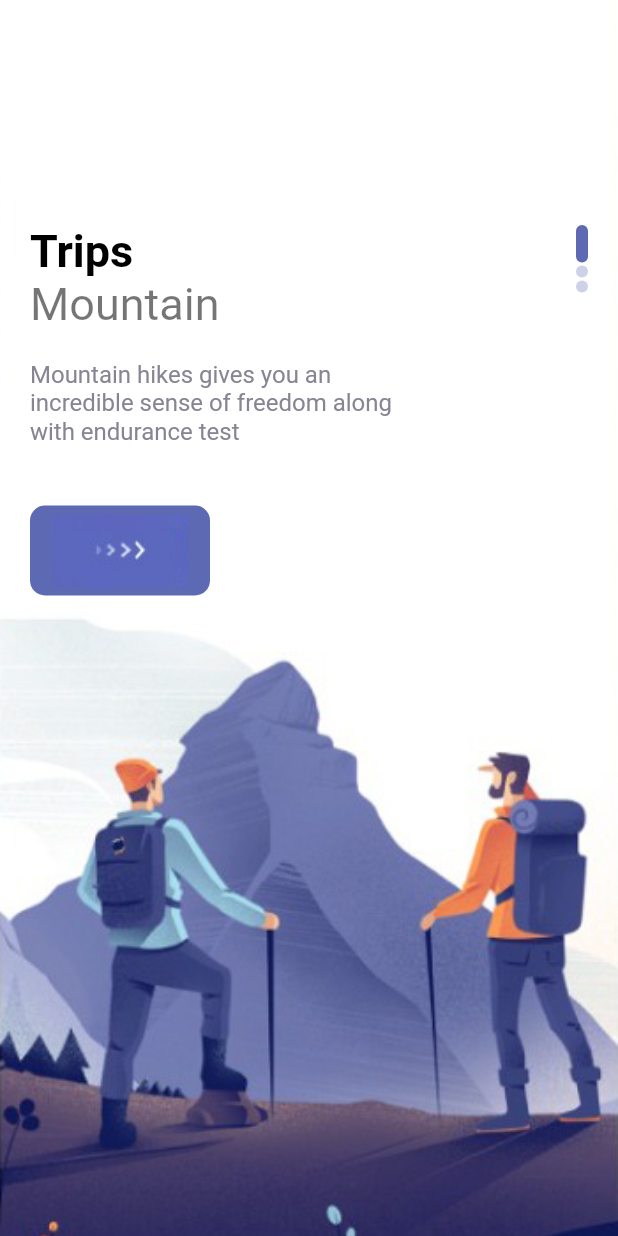
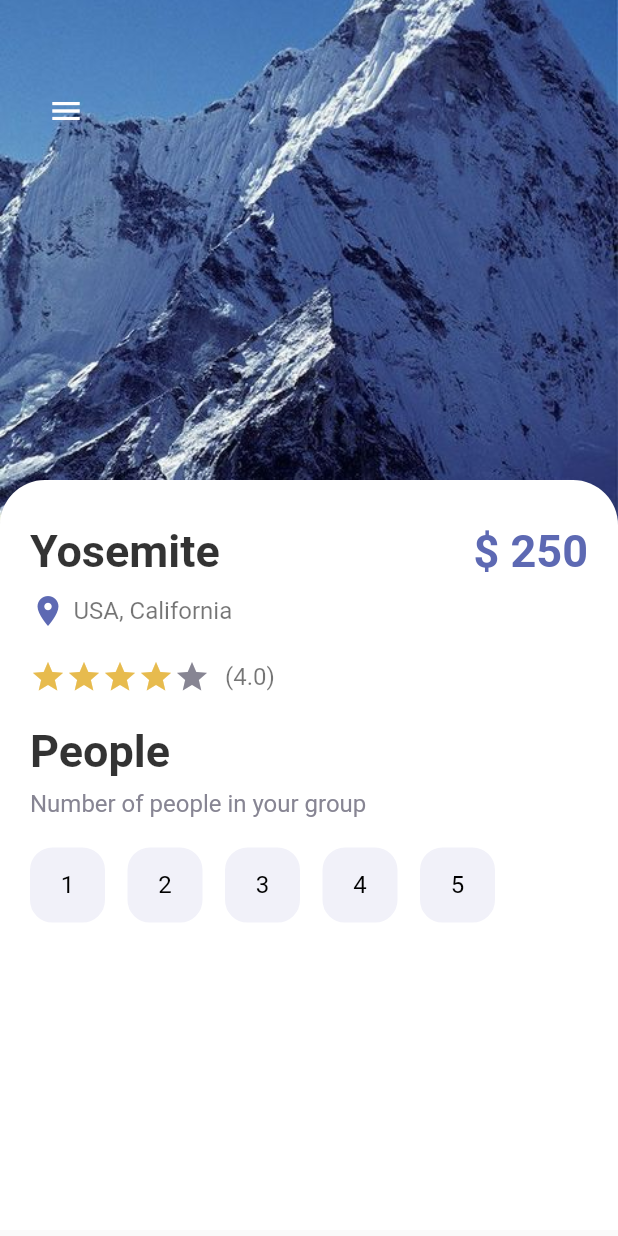
Before and after one commit to Sanket1228/flutter-cubit-app, a Flutter app: the screen it shows after launch, on a phone screen of 412 x 824 dp. Run offline on Flutter 3.47's test engine with Material 2 defaults, Android fonts, the phone set to English and light mode, and no system bars; missing offline and left inert: dart:ffi.

Commit message:
second day commit

```diff
--- a/lib/main.dart
+++ b/lib/main.dart
@@ -1,4 +1,6 @@
 import 'package:flutter/material.dart';
+import 'package:flutter_cubit/pages/details_page.dart';
+import 'package:flutter_cubit/pages/navs/main_page.dart';
 import 'package:flutter_cubit/pages/welcome_page.dart';
 
 void main() {
@@ -17,6 +19,6 @@ class MyApp extends StatelessWidget {
         theme: ThemeData(
           primarySwatch: Colors.blue,
         ),
-        home: const WelcomePage());
+        home: const DetailPage());
   }
 }
--- /dev/null
+++ b/lib/pages/details_page.dart
@@ -0,0 +1,152 @@
+import 'package:flutter/material.dart';
+import 'package:flutter_cubit/misc/colors.dart';
+import 'package:flutter_cubit/widgets/app_buttons.dart';
+import 'package:flutter_cubit/widgets/app_large_text.dart';
+import 'package:flutter_cubit/widgets/app_text.dart';
+
+class DetailPage extends StatefulWidget {
+  const DetailPage({Key? key}) : super(key: key);
+
+  @override
+  _DetailPageState createState() => _DetailPageState();
+}
+
+class _DetailPageState extends State<DetailPage> {
+  int gottenStar = 4;
+  @override
+  Widget build(BuildContext context) {
+    return Scaffold(
+      body: Container(
+        width: double.maxFinite,
+        height: double.maxFinite,
+        child: Stack(
+          children: [
+            Positioned(
+              left: 0,
+              right: 0,
+              child: Container(
+                width: double.maxFinite,
+                height: 350,
+                decoration: const BoxDecoration(
+                  image: DecorationImage(
+                      image: AssetImage("img/mountain.jpeg"),
+                      fit: BoxFit.cover),
+                ),
+              ),
+            ),
+            Positioned(
+              top: 50,
+              left: 20,
+              child: IconButton(
+                onPressed: () {},
+                icon: Icon(Icons.menu),
+                color: Colors.white,
+              ),
+            ),
+            Positioned(
+              top: 320,
+              child: Container(
+                padding: EdgeInsets.only(left: 20, right: 20, top: 30),
+                width: MediaQuery.of(context).size.width,
+                height: 500,
+                decoration: const BoxDecoration(
+                  color: Colors.white,
+                  borderRadius: BorderRadius.only(
+                      topLeft: Radius.circular(30),
+                      topRight: Radius.circular(30)),
+                ),
+                child: Column(
+                  crossAxisAlignment: CrossAxisAlignment.start,
+                  children: [
+                    Row(
+                      mainAxisAlignment: MainAxisAlignment.spaceBetween,
+                      children: [
+                        AppLargeText(
+                          text: "Yosemite",
+                          color: Colors.black.withOpacity(0.8),
+                        ),
+                        AppLargeText(
+                          text: "\$ 250",
+                          color: AppColors.mainColor,
+                        ),
+                      ],
+                    ),
+                    SizedBox(
+                      height: 10,
+                    ),
+                    Row(
+                      children: [
+                        Icon(
+                          Icons.location_on,
+                          color: AppColors.mainColor,
+                        ),
+                        SizedBox(
+                          width: 5,
+                        ),
+                        AppText(text: "USA, California")
+                      ],
+                    ),
+                    SizedBox(
+                      height: 20,
+                    ),
+                    Row(
+                      children: [
+                        Wrap(
+                          children: List.generate(5, (index) {
+                            return Icon(
+                              Icons.star,
+                              color: index < gottenStar
+                                  ? AppColors.starColor
+                                  : AppColors.textColor2,
+                            );
+                          }),
+                        ),
+                        SizedBox(
+                          width: 10,
+                        ),
+                        AppText(text: "(4.0)")
+                      ],
+                    ),
+                    SizedBox(
+                      height: 20,
+                    ),
+                    AppLargeText(
+                      text: "People",
+                      color: Colors.black.withOpacity(0.8),
+                    ),
+                    SizedBox(
+                      height: 8,
+                    ),
+                    AppText(
+                      text: "Number of people in your group",
+                      color: AppColors.textColor2,
+                    ),
+                    SizedBox(
+                      height: 20,
+                    ),
+                    Wrap(
+                      children: List.generate(
+                        5,
+                        (index) {
+                          return AppButton(
+                            size: 50,
+                            color: AppColors.buttonBackground,
+                            backgroundColor: AppColors.buttonBackground,
+                            borderColor: AppColors.buttonBackground,
+                            text: (index + 1).toString(),
+                            // isIcon: true,
+                            // icon: Icons.favorite,
+                          );
+                        },
+                      ),
+                    )
+                  ],
+                ),
+              ),
+            )
+          ],
+        ),
+      ),
+    );
+  }
+}
--- /dev/null
+++ b/lib/widgets/app_buttons.dart
@@ -0,0 +1,50 @@
+import 'package:flutter/material.dart';
+import 'package:flutter_cubit/misc/colors.dart';
+import 'package:flutter_cubit/widgets/app_text.dart';
+
+class AppButton extends StatelessWidget {
+  final Color color;
+  final Color backgroundColor;
+  double size;
+  final Color borderColor;
+  String? text;
+  IconData? icon;
+  bool isIcon;
+
+  AppButton(
+      {Key? key,
+      this.isIcon = false,
+      this.text,
+      this.icon,
+      required this.size,
+      required this.color,
+      required this.backgroundColor,
+      required this.borderColor})
+      : super(key: key);
+
+  @override
+  Widget build(BuildContext context) {
+    return Container(
+      margin: const EdgeInsets.only(right: 15),
+      height: size,
+      width: size,
+      decoration: BoxDecoration(
+          border: Border.all(color: borderColor),
+          borderRadius: BorderRadius.circular(15),
+          color: color),
+      child: isIcon == false
+          ? Center(
+              child: AppText(
+                text: text!,
+                color: Colors.black,
+              ),
+            )
+          : Center(
+              child: Icon(
+                icon,
+                color: Colors.black,
+              ),
+            ),
+    );
+  }
+}
```
Also changed, not shown: lib/pages/home_page.dart (added, +203 -0 lines), lib/pages/navs/main_page.dart (+32 -9 lines).
